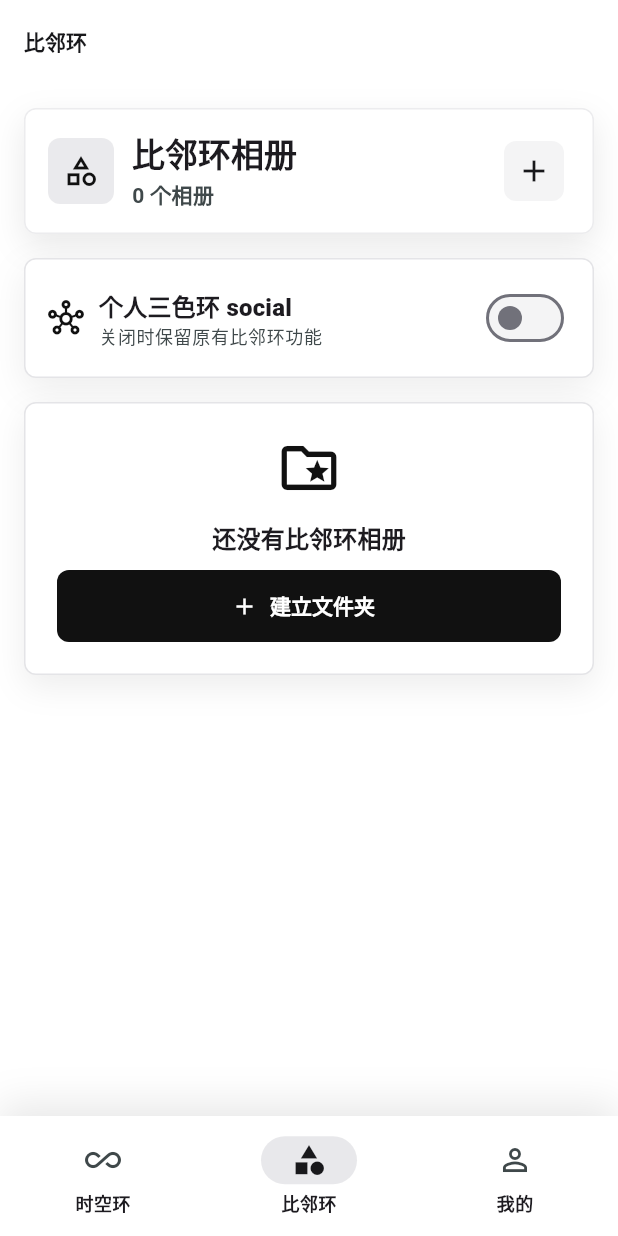
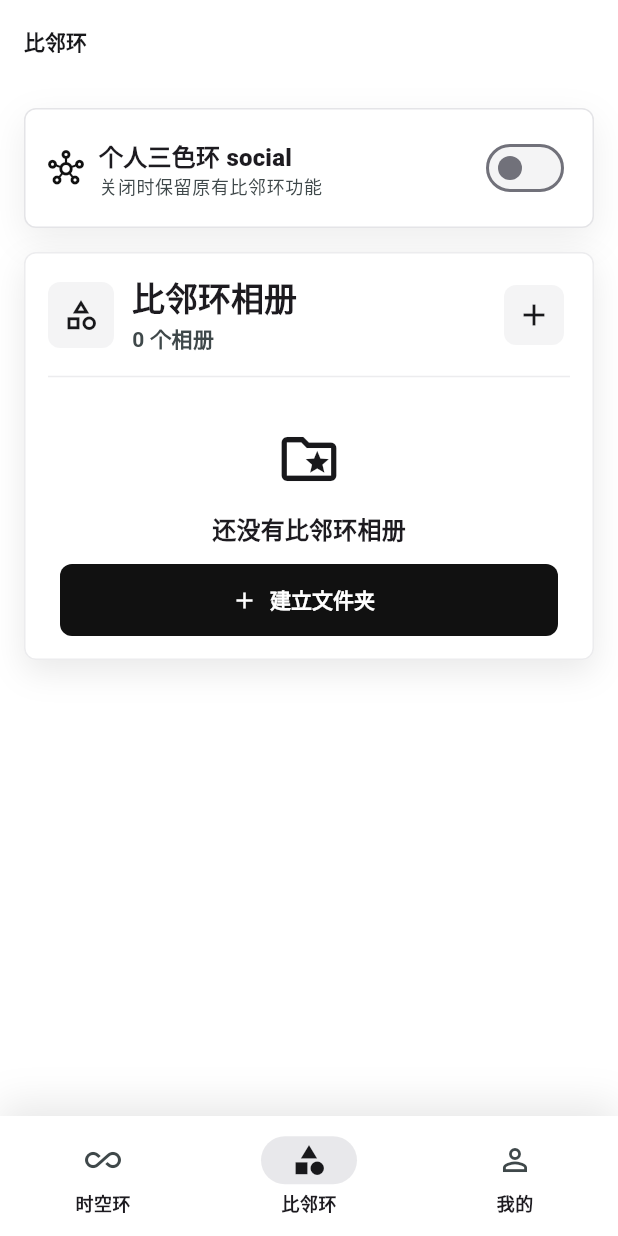
Before and after one commit to hyyqrzcjs09/-.22, a Flutter app: the AlbumsScreen screen opened by its route, on a phone screen of 412 x 824 dp. Run offline on Flutter 3.47's test engine with Material 3 defaults, Android fonts, the phone set to English and light mode, and no system bars; our stand-ins replace dio, flutter_map, flutter_riverpod, go_router, latlong2; missing offline and left inert: photo_manager.

Commit message:
Reorder albums social panel

```diff
--- a/lib/features/albums/presentation/albums_screen.dart
+++ b/lib/features/albums/presentation/albums_screen.dart
@@ -52,11 +52,6 @@ class _AlbumsScreenState extends ConsumerState<AlbumsScreen> {
       child: ListView(
         padding: const EdgeInsets.all(16),
         children: [
-          _AlbumsOverviewPanel(
-            albumCount: _albums.length,
-            onCreate: _showCreateAlbumDialog,
-          ),
-          const SizedBox(height: 16),
           _TriRingSocialPanel(
             albums: _albums,
             enabled: _socialEnabled,
@@ -74,32 +69,16 @@ class _AlbumsScreenState extends ConsumerState<AlbumsScreen> {
             },
           ),
           const SizedBox(height: 16),
-          if (_albums.isEmpty)
-            _EmptyCategoryPanel(onCreate: _showCreateAlbumDialog)
-          else
-            GridView.builder(
-              itemCount: _albums.length,
-              shrinkWrap: true,
-              physics: const NeverScrollableScrollPhysics(),
-              gridDelegate: const SliverGridDelegateWithMaxCrossAxisExtent(
-                maxCrossAxisExtent: 220,
-                mainAxisExtent: 182,
-                mainAxisSpacing: 12,
-                crossAxisSpacing: 12,
-              ),
-              itemBuilder: (context, index) {
-                final album = _albums[index];
-                return _CategoryAlbumCard(
-                  album: album,
-                  onStartArReplay: () => _startArReplay(album),
-                  onCreateMemoryVideo: () => _createMemoryVideo(album),
-                  onTap: () {
+          _AlbumsOverviewPanel(
+            albums: _albums,
+            onCreate: _showCreateAlbumDialog,
+            onCreateMemoryVideo: _createMemoryVideo,
+            onOpenAlbum: (album) {
               setState(() {
                 _openedAlbum = album;
               });
             },
-                );
-              },
+            onStartArReplay: _startArReplay,
           ),
         ],
       ),
@@ -358,66 +337,25 @@ class _CreateAlbumDialogState extends State<_CreateAlbumDialog> {
   }
 }
 
-class _EmptyCategoryPanel extends StatelessWidget {
-  const _EmptyCategoryPanel({required this.onCreate});
-
+class _AlbumsOverviewPanel extends StatelessWidget {
+  const _AlbumsOverviewPanel({
+    required this.albums,
+    required this.onCreate,
+    required this.onCreateMemoryVideo,
+    required this.onOpenAlbum,
+    required this.onStartArReplay,
+  });
+
+  final List<_CategoryAlbum> albums;
   final VoidCallback onCreate;
+  final void Function(_CategoryAlbum album) onCreateMemoryVideo;
+  final void Function(_CategoryAlbum album) onOpenAlbum;
+  final void Function(_CategoryAlbum album) onStartArReplay;
 
   @override
   Widget build(BuildContext context) {
     final colors = Theme.of(context).colorScheme;
-
-    return DecoratedBox(
-      decoration: BoxDecoration(
-        color: Colors.white,
-        border: Border.all(color: colors.outlineVariant),
-        borderRadius: BorderRadius.circular(8),
-        boxShadow: const [
-          BoxShadow(
-            blurRadius: 18,
-            color: Color(0x12000000),
-            offset: Offset(0, 8),
-          ),
-        ],
-      ),
-      child: Padding(
-        padding: const EdgeInsets.all(22),
-        child: Column(
-          children: [
-            Icon(Icons.folder_special_outlined,
-                size: 44, color: colors.primary),
-            const SizedBox(height: 12),
-            Text(
-              '还没有比邻环相册',
-              style: Theme.of(context).textTheme.titleMedium?.copyWith(
-                    fontWeight: FontWeight.w700,
-                  ),
-            ),
-            const SizedBox(height: 10),
-            FilledButton.icon(
-              onPressed: onCreate,
-              icon: const Icon(Icons.add),
-              label: const Text('建立文件夹'),
-            ),
-          ],
-        ),
-      ),
-    );
-  }
-}
-
-class _AlbumsOverviewPanel extends StatelessWidget {
-  const _AlbumsOverviewPanel({
-    required this.albumCount,
-    required this.onCreate,
-  });
-
-  final int albumCount;
-  final VoidCallback onCreate;
-
-  @override
-  Widget build(BuildContext context) {
-    final colors = Theme.of(context).colorScheme;
+    final albumCount = albums.length;
 
     return DecoratedBox(
       decoration: BoxDecoration(
@@ -435,16 +373,22 @@ class _AlbumsOverviewPanel extends StatelessWidget {
       ),
       child: Padding(
         padding: const EdgeInsets.all(16),
-        child: Row(
+        child: Column(
+          crossAxisAlignment: CrossAxisAlignment.stretch,
+          children: [
+            Row(
               children: [
                 DecoratedBox(
                   decoration: BoxDecoration(
-                color: colors.primaryContainer.withValues(alpha: 0.76),
+                    color: colors.surfaceContainerHighest,
                     borderRadius: BorderRadius.circular(8),
                   ),
                   child: Padding(
                     padding: const EdgeInsets.all(10),
-                child: Icon(Icons.category_outlined, color: colors.primary),
+                    child: Icon(
+                      Icons.category_outlined,
+                      color: colors.onSurface,
+                    ),
                   ),
                 ),
                 const SizedBox(width: 12),
@@ -476,6 +420,69 @@ class _AlbumsOverviewPanel extends StatelessWidget {
                 ),
               ],
             ),
+            const Divider(height: 30),
+            if (albums.isEmpty)
+              _AlbumsEmptyState(onCreate: onCreate)
+            else
+              GridView.builder(
+                itemCount: albums.length,
+                shrinkWrap: true,
+                physics: const NeverScrollableScrollPhysics(),
+                gridDelegate: const SliverGridDelegateWithMaxCrossAxisExtent(
+                  maxCrossAxisExtent: 220,
+                  mainAxisExtent: 182,
+                  mainAxisSpacing: 12,
+                  crossAxisSpacing: 12,
+                ),
+                itemBuilder: (context, index) {
+                  final album = albums[index];
+                  return _CategoryAlbumCard(
+                    album: album,
+                    onStartArReplay: () => onStartArReplay(album),
+                    onCreateMemoryVideo: () => onCreateMemoryVideo(album),
+                    onTap: () => onOpenAlbum(album),
+                  );
+                },
+              ),
+          ],
+        ),
+      ),
+    );
+  }
+}
+
+class _AlbumsEmptyState extends StatelessWidget {
+  const _AlbumsEmptyState({required this.onCreate});
+
+  final VoidCallback onCreate;
+
+  @override
+  Widget build(BuildContext context) {
+    final colors = Theme.of(context).colorScheme;
+
+    return Padding(
+      padding: const EdgeInsets.fromLTRB(8, 18, 8, 0),
+      child: Column(
+        children: [
+          Icon(
+            Icons.folder_special_outlined,
+            size: 44,
+            color: colors.onSurface,
+          ),
+          const SizedBox(height: 12),
+          Text(
+            '还没有比邻环相册',
+            style: Theme.of(context).textTheme.titleMedium?.copyWith(
+                  fontWeight: FontWeight.w700,
+                ),
+          ),
+          const SizedBox(height: 12),
+          FilledButton.icon(
+            onPressed: onCreate,
+            icon: const Icon(Icons.add),
+            label: const Text('建立文件夹'),
+          ),
+        ],
       ),
     );
   }
```
Lines whose indentation alone changed are shown as unchanged.
